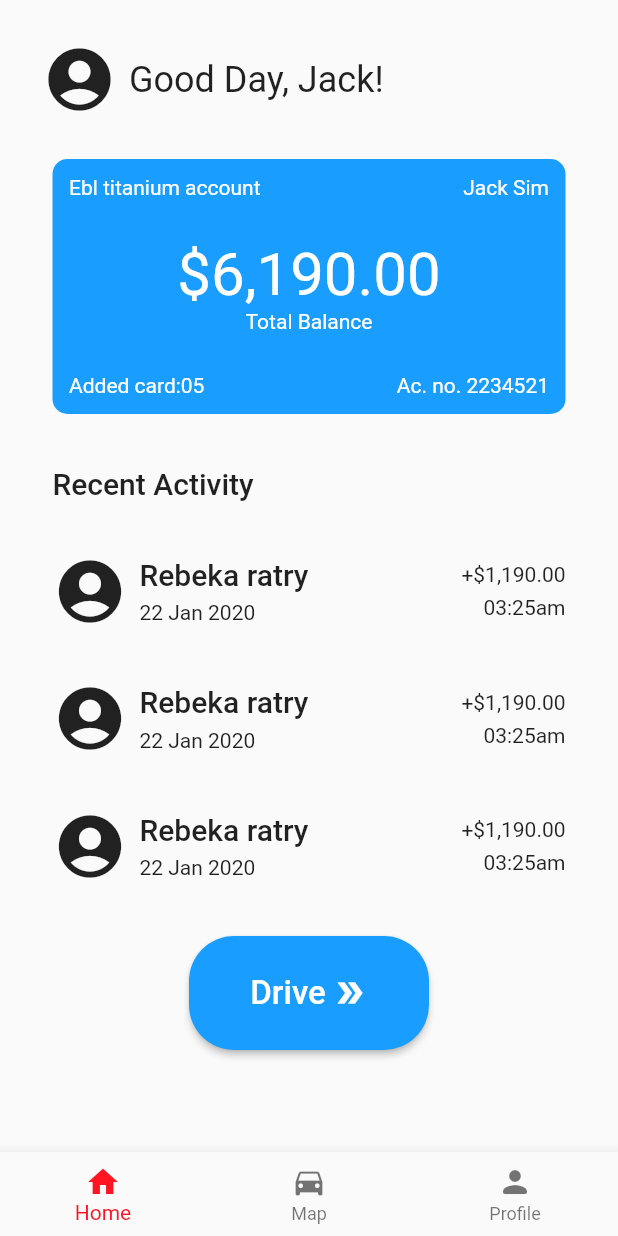
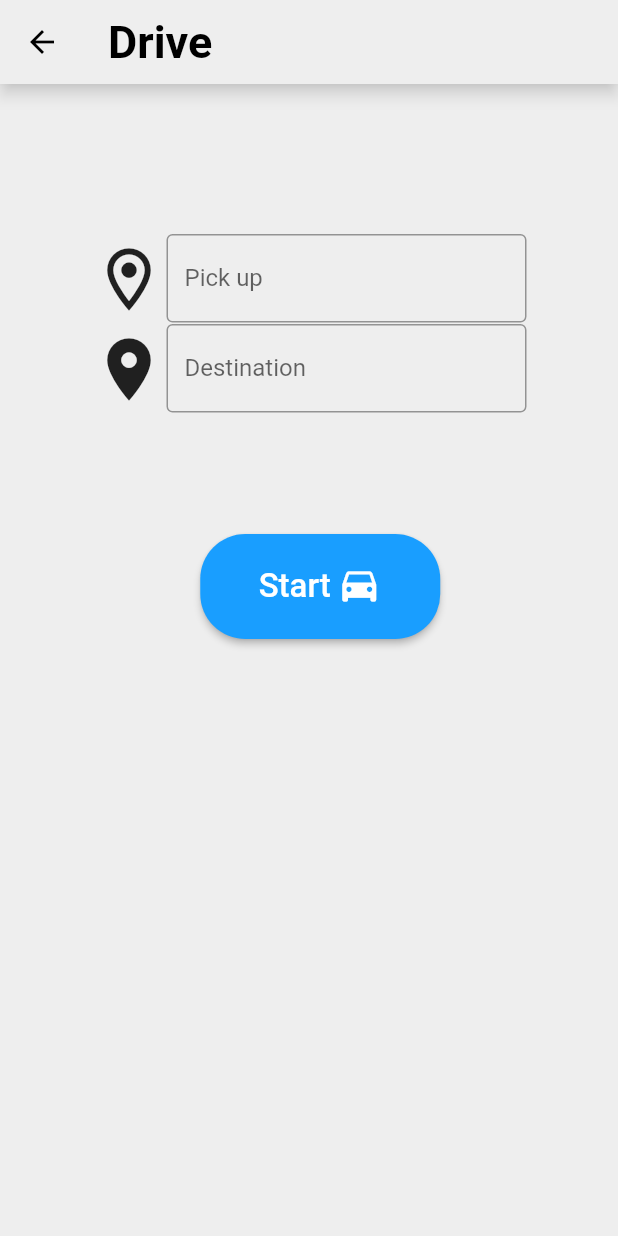
Before and after one commit to ayushbudh/carpool, a Flutter app: the screen it shows after launch, after a tap on "Drive", on a phone screen of 412 x 824 dp. Run offline on Flutter 3.47's test engine with Material 2 defaults, Android fonts, the light colour scheme and no system bars; our stand-ins replace smooth_page_indicator; missing offline and left inert: dart:js.

Commit message:
drive screen created

```diff
--- /dev/null
+++ b/lib/drive_screen.dart
@@ -0,0 +1,124 @@
+import 'package:flutter/material.dart';
+
+class DriveScreen extends StatefulWidget {
+  const DriveScreen();
+
+  @override
+  _DriveScreenState createState() => _DriveScreenState();
+}
+
+class _DriveScreenState extends State<DriveScreen> {
+  final ButtonStyle raisedButtonStyle = ElevatedButton.styleFrom(
+    onPrimary: Colors.white,
+    primary: const Color(0xff199EFF),
+    minimumSize: const Size(160, 50),
+    padding: const EdgeInsets.symmetric(horizontal: 20, vertical: 20),
+    shape: const RoundedRectangleBorder(
+      borderRadius: BorderRadius.all(Radius.circular(30)),
+    ),
+  );
+
+  final TextEditingController _pickup = TextEditingController();
+  final TextEditingController _destination = TextEditingController();
+
+  @override
+  Widget build(BuildContext context) {
+    return Scaffold(
+      backgroundColor: Color(0xffEEEEEE),
+      appBar: AppBar(
+        backgroundColor: Color(0xffEEEEEE),
+        shadowColor: Color(0xffEEEEEE),
+        iconTheme: IconThemeData(color: Colors.black),
+        title: Text(
+          "Drive",
+          style: TextStyle(
+              fontSize: 30, fontWeight: FontWeight.bold, color: Colors.black),
+        ),
+      ),
+      body: Column(
+        children: [
+          const SizedBox(
+            height: 100.0,
+          ),
+          Row(
+            mainAxisAlignment: MainAxisAlignment.center,
+            children: [
+              Column(
+                children: [
+                  Icon(Icons.location_on_outlined, size: 50),
+                ],
+              ),
+              Column(
+                children: [
+                  SizedBox(
+                    width: 240,
+                    height: 60,
+                    child: TextField(
+                      controller: _pickup,
+                      decoration: InputDecoration(
+                        border: OutlineInputBorder(),
+                        labelText: 'Pick up',
+                      ),
+                    ),
+                  )
+                ],
+              )
+            ],
+          ),
+          Row(
+            mainAxisAlignment: MainAxisAlignment.center,
+            children: [
+              Column(
+                children: [
+                  Icon(Icons.location_on, size: 50),
+                ],
+              ),
+              Column(
+                children: [
+                  SizedBox(
+                    width: 240,
+                    height: 60,
+                    child: TextField(
+                      controller: _destination,
+                      decoration: InputDecoration(
+                        border: OutlineInputBorder(),
+                        labelText: 'Destination',
+                      ),
+                    ),
+                  )
+                ],
+              )
+            ],
+          ),
+          const SizedBox(
+            height: 80.0,
+          ),
+          Row(
+            mainAxisAlignment: MainAxisAlignment.center,
+            children: [
+              Padding(
+                padding: const EdgeInsets.only(left: 15),
+                child: ElevatedButton(
+                  style: raisedButtonStyle,
+                  onPressed: () {
+                    Navigator.pushNamed(context, '/drive');
+                  },
+                  child: Row(
+                    children: [
+                      Text('Start', style: TextStyle(fontSize: 22)),
+                      Padding(padding: const EdgeInsets.all(2)),
+                      Icon(
+                        Icons.drive_eta,
+                        size: 30,
+                      )
+                    ],
+                  ),
+                ),
+              )
+            ],
+          ),
+        ],
+      ),
+    );
+  }
+}
--- a/lib/home_screen.dart
+++ b/lib/home_screen.dart
@@ -160,7 +160,9 @@ class HomeScreen extends StatelessWidget {
           children: [
             ElevatedButton(
               style: raisedButtonStyle,
-              onPressed: () {},
+              onPressed: () {
+                Navigator.pushNamed(context, '/drive');
+              },
               child: Row(
                 children: [
                   buildText('Drive', TextStyle(fontSize: 22)),
--- a/lib/main.dart
+++ b/lib/main.dart
@@ -1,22 +1,21 @@
 import 'package:flutter/material.dart';
-import 'launch_screen.dart';
-import 'base_screen.dart';
+import 'package:carpool_app/base_screen.dart';
+import 'package:carpool_app/drive_screen.dart';
 
 void main() => runApp(const MyApp());
 
 class MyApp extends StatelessWidget {
   const MyApp({Key? key}) : super(key: key);
 
-  static const String _title = 'Car Pool';
-
   @override
   Widget build(BuildContext context) {
-    return const MaterialApp(
-      title: _title,
+    return MaterialApp(
       debugShowCheckedModeBanner: false,
-      home: Scaffold(
-        body: BaseScreen(),
-      ),
+      routes: {
+        '/': (context) => BaseScreen(),
+        '/drive': (context) => DriveScreen(),
+        // '/base': (context) => HomeScreen(),
+      },
     );
   }
 }
--- a/pubspec.yaml
+++ b/pubspec.yaml
@@ -34,6 +34,8 @@ dependencies:
   # Use with the CupertinoIcons class for iOS style icons.
   cupertino_icons: ^1.0.2
   smooth_page_indicator: ^1.0.0+2
+  flutter_dotenv: ^5.0.2
+  google_place: ^0.4.7
 
 dev_dependencies:
   flutter_test:
```
Also changed, not shown: pubspec.lock, 10 other files.
